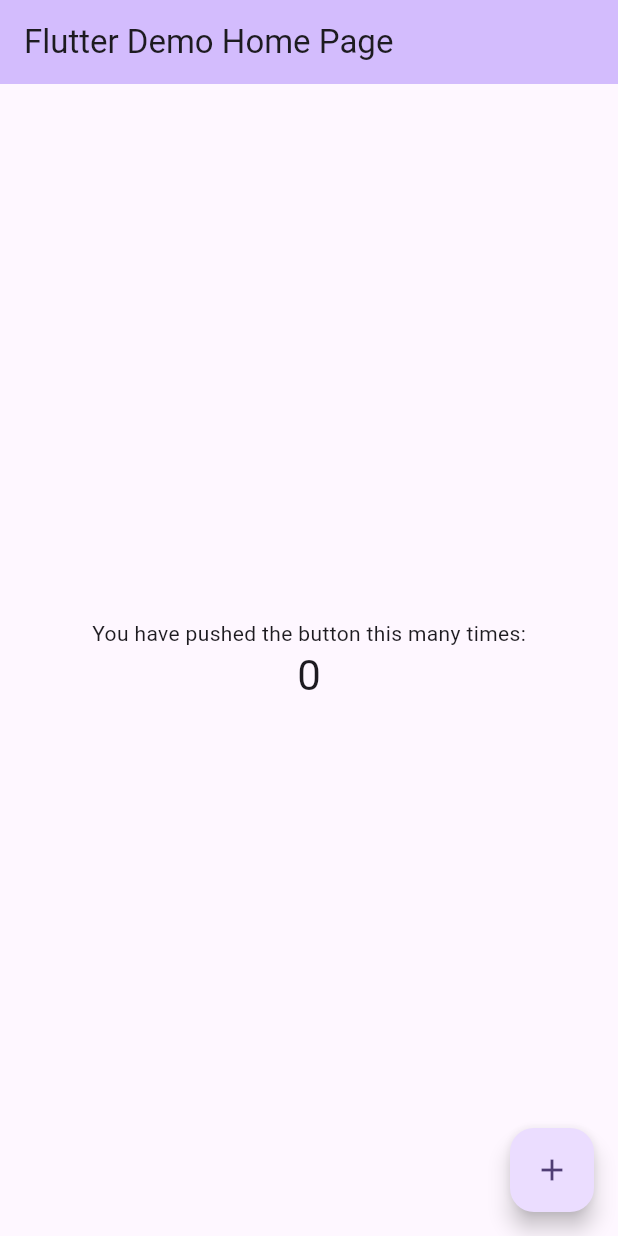
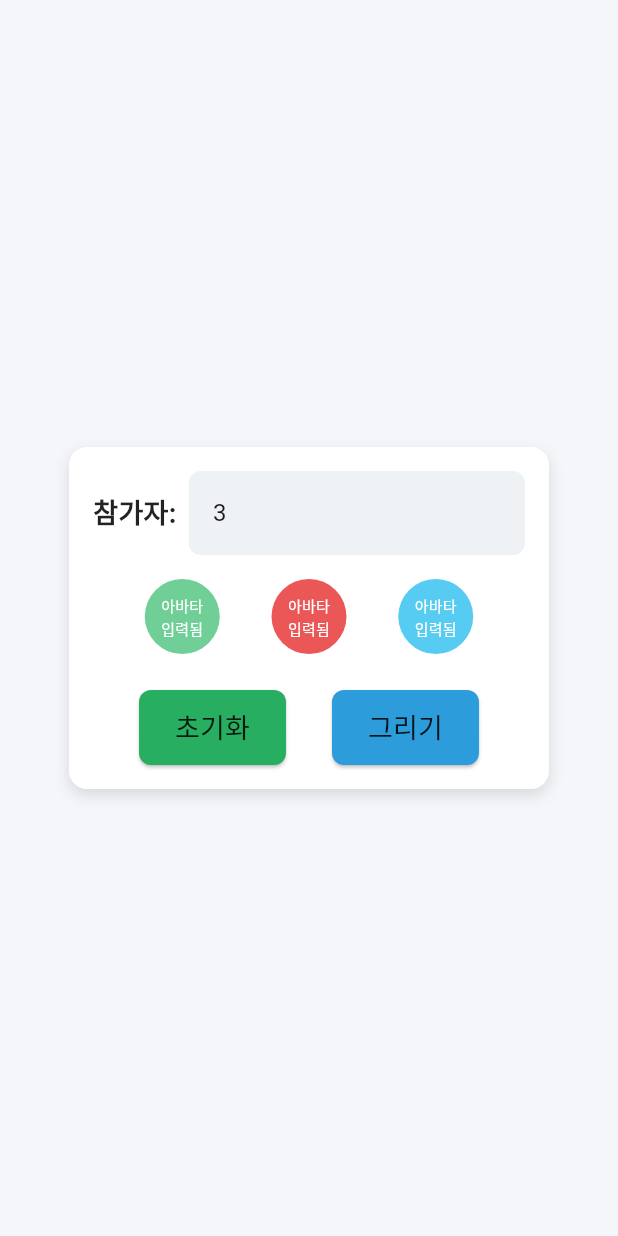
Before and after one commit to dodamtanguri/ladder_rush, a Flutter app: the screen it shows after launch, on a phone screen of 412 x 824 dp. Run offline on Flutter 3.47's test engine with Material 3 defaults, Android fonts, the phone set to English and light mode, and no system bars; our stand-ins replace freezed_annotation.

Commit message:
[homescreen] 사다리게임 메인 화면

```diff
--- a/lib/main.dart
+++ b/lib/main.dart
@@ -1,4 +1,6 @@
 import 'package:flutter/material.dart';
+import 'package:ladder_rush/screens/home.dart';
+import 'package:ladder_rush/widgets/ladder_game_widget.dart';
 
 void main() {
   runApp(const MyApp());
@@ -70,56 +72,11 @@
 
   @override
   Widget build(BuildContext context) {
-    // This method is rerun every time setState is called, for instance as done
-    // by the _incrementCounter method above.
-    //
-    // The Flutter framework has been optimized to make rerunning build methods
-    // fast, so that you can just rebuild anything that needs updating rather
-    // than having to individually change instances of widgets.
-    return Scaffold(
-      appBar: AppBar(
-        // TRY THIS: Try changing the color here to a specific color (to
-        // Colors.amber, perhaps?) and trigger a hot reload to see the AppBar
-        // change color while the other colors stay the same.
-        backgroundColor: Theme.of(context).colorScheme.inversePrimary,
-        // Here we take the value from the MyHomePage object that was created by
-        // the App.build method, and use it to set our appbar title.
-        title: Text(widget.title),
+    return const MaterialApp(
+      title: 'Ladder Game',
+      home: Scaffold(
+        body: HomeScreen(),
       ),
-      body: Center(
-        // Center is a layout widget. It takes a single child and positions it
-        // in the middle of the parent.
-        child: Column(
-          // Column is also a layout widget. It takes a list of children and
-          // arranges them vertically. By default, it sizes itself to fit its
-          // children horizontally, and tries to be as tall as its parent.
-          //
-          // Column has various properties to control how it sizes itself and
-          // how it positions its children. Here we use mainAxisAlignment to
-          // center the children vertically; the main axis here is the vertical
-          // axis because Columns are vertical (the cross axis would be
-          // horizontal).
-          //
-          // TRY THIS: Invoke "debug painting" (choose the "Toggle Debug Paint"
-          // action in the IDE, or press "p" in the console), to see the
-          // wireframe for each widget.
-          mainAxisAlignment: MainAxisAlignment.center,
-          children: <Widget>[
-            const Text(
-              'You have pushed the button this many times:',
-            ),
-            Text(
-              '$_counter',
-              style: Theme.of(context).textTheme.headlineMedium,
-            ),
-          ],
-        ),
-      ),
-      floatingActionButton: FloatingActionButton(
-        onPressed: _incrementCounter,
-        tooltip: 'Increment',
-        child: const Icon(Icons.add),
-      ), // This trailing comma makes auto-formatting nicer for build methods.
     );
   }
 }
--- /dev/null
+++ b/lib/models/ladder.dart
@@ -0,0 +1,12 @@
+import 'dart:ui';
+
+import 'package:freezed_annotation/freezed_annotation.dart';
+
+part "ladder.freezed.dart";
+
+@freezed
+class Ladder with _$Ladder {
+  const factory Ladder({
+    required List<List<int>> route,
+  }) = _Ladder;
+}
--- /dev/null
+++ b/lib/screens/home.dart
@@ -0,0 +1,143 @@
+import 'package:flutter/material.dart';
+
+class HomeScreen extends StatefulWidget {
+  const HomeScreen({super.key});
+
+  @override
+  _HomeScreenState createState() => _HomeScreenState();
+}
+
+class _HomeScreenState extends State<HomeScreen> {
+  int participantCount = 3;
+  final TextEditingController participantController =
+      TextEditingController(text: '3');
+
+  @override
+  Widget build(BuildContext context) {
+    return Scaffold(
+      backgroundColor: const Color(0xFFF4F6F9),
+      body: Center(
+        child: Container(
+          width: 320,
+          padding: const EdgeInsets.all(16.0),
+          decoration: BoxDecoration(
+            color: Colors.white,
+            borderRadius: BorderRadius.circular(12),
+            boxShadow: const [
+              BoxShadow(
+                color: Colors.black12,
+                blurRadius: 8,
+                offset: Offset(0, 4),
+              ),
+            ],
+          ),
+          child: Column(
+            mainAxisSize: MainAxisSize.min,
+            children: [
+              Row(
+                children: [
+                  const Text(
+                    '참가자:',
+                    style: TextStyle(
+                        color: Colors.black87,
+                        fontSize: 18,
+                        fontWeight: FontWeight.w600),
+                  ),
+                  const SizedBox(width: 8),
+                  Expanded(
+                    child: TextField(
+                      controller: participantController,
+                      keyboardType: TextInputType.number,
+                      decoration: InputDecoration(
+                        filled: true,
+                        fillColor: const Color(0xFFEFF2F5),
+                        border: OutlineInputBorder(
+                          borderRadius: BorderRadius.circular(8),
+                          borderSide: BorderSide.none,
+                        ),
+                      ),
+                      onChanged: (value) {
+                        setState(() {
+                          participantCount = int.tryParse(value) ?? 4;
+                        });
+                      },
+                    ),
+                  ),
+                ],
+              ),
+              const SizedBox(height: 16),
+
+              // Avatar selection
+              Row(
+                mainAxisAlignment: MainAxisAlignment.spaceEvenly,
+                children: List.generate(participantCount, (index) {
+                  final avatarColors = [
+                    const Color(0xFF6FCF97),
+                    const Color(0xFFEB5757),
+                    const Color(0xFF56CCF2),
+                    const Color(0xFFF2C94C),
+                  ];
+                  final color = avatarColors[index % avatarColors.length];
+
+                  return GestureDetector(
+                    onTap: () {
+                      print("Avatar $index clicked");
+                    },
+                    child: CircleAvatar(
+                      radius: 25,
+                      backgroundColor: color,
+                      child: const Text(
+                        '아바타\n입력됨',
+                        textAlign: TextAlign.center,
+                        style: TextStyle(color: Colors.white, fontSize: 10),
+                      ),
+                    ),
+                  );
+                }),
+              ),
+              const SizedBox(height: 24),
+
+              // Buttons
+              Row(
+                mainAxisAlignment: MainAxisAlignment.spaceEvenly,
+                children: [
+                  ElevatedButton(
+                    onPressed: () {
+                      print("Initialize clicked");
+                    },
+                    style: ElevatedButton.styleFrom(
+                      backgroundColor: const Color(0xFF27AE60),
+                      shape: RoundedRectangleBorder(
+                        borderRadius: BorderRadius.circular(8),
+                      ),
+                      padding: const EdgeInsets.symmetric(
+                          horizontal: 24, vertical: 12),
+                    ),
+                    child: const Text('초기화',
+                        style: TextStyle(color: Colors.black87, fontSize: 18)),
+                  ),
+                  ElevatedButton(
+                    onPressed: () {
+                      // Draw button action
+                      print("Draw clicked");
+                    },
+                    style: ElevatedButton.styleFrom(
+                      backgroundColor: const Color(0xFF2D9CDB),
+                      shape: RoundedRectangleBorder(
+                        borderRadius: BorderRadius.circular(8),
+                      ),
+                      padding: const EdgeInsets.symmetric(
+                          horizontal: 24, vertical: 12),
+                    ),
+                    child: const Text('그리기',
+                        style: TextStyle(color: Colors.black87, fontSize: 18)),
+                  ),
+                ],
+              ),
+            ],
+          ),
+        ),
+      ),
+    );
+  }
+}
```
Also changed, not shown: lib/game/ladder_game.dart (added, +51 -0 lines), lib/models/game_state.dart (added, +9 -0 lines), lib/models/player.dart (added, +14 -0 lines), lib/widgets/ladder_game_widget.dart (added, +42 -0 lines), lib/widgets/ladder_painter.dart (added, +74 -0 lines), pubspec.yaml (+9 -6 lines), assets/KakaoTalk_Photo_2024-11-04-15-24-38 002.jpeg (added), assets/KakaoTalk_Photo_2024-11-04-15-24-38 003.jpeg (added), assets/KakaoTalk_Photo_2024-11-04-15-24-38 004.jpeg (added), assets/images/avatar_sample.jpeg (added), lib/models/game_state.freezed.dart (added), lib/models/ladder.freezed.dart (added), lib/models/player.freezed.dart (added), pubspec.lock.
